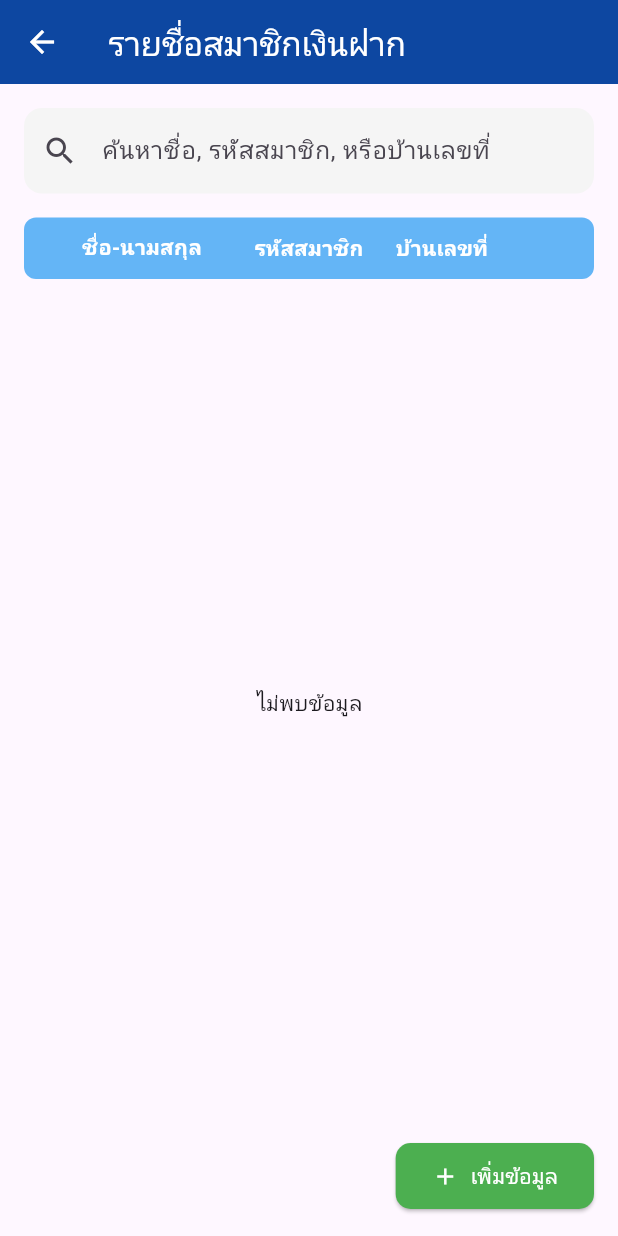
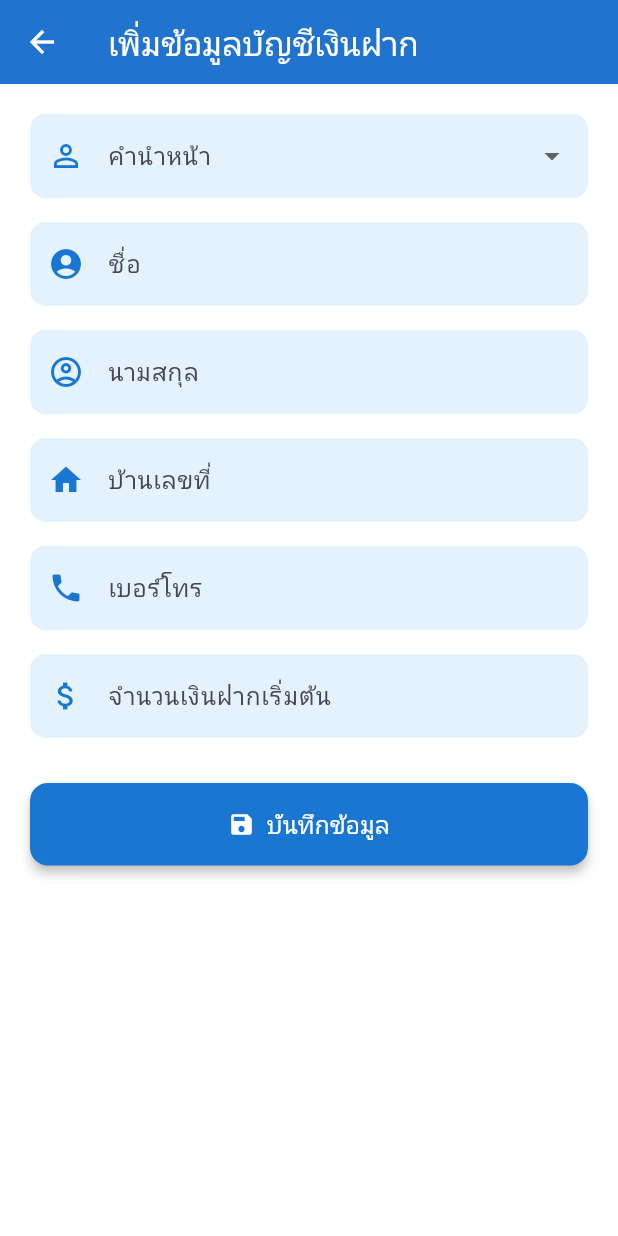
Before and after one commit to thanawat46/mobile_app_, a Flutter app: the SavingScreen screen opened directly with empty values, after a tap on "เพิ่มข้อมูล", on a phone screen of 412 x 824 dp. Run offline on Flutter 3.47's test engine with Material 3 defaults, Android fonts, the phone set to English and light mode, and no system bars; our stand-ins replace firebase_core, firebase_storage, google_nav_bar, image_picker, pin_code_fields; missing offline and left inert: firebase_app_check; accounts and stored records are empty; network calls fail.

Commit message:
Initial commit

```diff
--- /dev/null
+++ b/lib/src/Menu/Data_Savings/ Create_Savings.dart
@@ -0,0 +1,196 @@
+import 'dart:convert';
+import 'package:flutter/material.dart';
+import 'package:flutter/services.dart';
+import 'package:http/http.dart' as http;
+import 'package:mobile_app/constants.dart' as config;
+
+class CreateSavingsPage extends StatefulWidget {
+  final String idUser;
+
+  const CreateSavingsPage({Key? key, required this.idUser}) : super(key: key);
+
+  @override
+  State<CreateSavingsPage> createState() => _CreateSavingsPageState();
+}
+
+class _CreateSavingsPageState extends State<CreateSavingsPage> {
+  final _formKey = GlobalKey<FormState>();
+
+  String? _prefix;
+  final _nameController = TextEditingController();
+  final _lnameController = TextEditingController();
+  final _addressController = TextEditingController();
+  final _phoneController = TextEditingController();
+  final _amountController = TextEditingController();
+
+  final List<String> _prefixOptions = ['นาย', 'นางสาว', 'นาง'];
+
+  @override
+  void dispose() {
+    _nameController.dispose();
+    _lnameController.dispose();
+    _addressController.dispose();
+    _phoneController.dispose();
+    _amountController.dispose();
+    super.dispose();
+  }
+
+  Future<void> _submitForm() async {
+    if (_formKey.currentState!.validate()) {
+      final body = {
+        "pre_name_text": _prefix,
+        "first_name": _nameController.text,
+        "last_name": _lnameController.text,
+        "address": _addressController.text,
+        "phone_number": _phoneController.text,
+        "deposit_amount": double.tryParse(_amountController.text) ?? 0
+      };
+
+      try {
+        final response = await http.post(
+          Uri.parse('${config.apiUrl}/add-users'),
+          headers: {"Content-Type": "application/json"},
+          body: jsonEncode(body),
+        );
+
+        final resData = jsonDecode(response.body);
+
+        if (response.statusCode == 201) {
+          ScaffoldMessenger.of(context).showSnackBar(
+            const SnackBar(
+              content: Text('บันทึกข้อมูลสำเร็จ'),
+              backgroundColor: Colors.green,
+              duration: Duration(seconds: 2),
+            ),
+          );
+          Navigator.pop(context, true);
+        } else {
+          throw Exception(resData['error'] ?? 'เกิดข้อผิดพลาด');
+        }
+      } catch (e) {
+        ScaffoldMessenger.of(context).showSnackBar(
+          SnackBar(
+            content: Text('${e.toString()}'),
+            backgroundColor: Colors.red,
+          ),
+        );
+      }
+    }
+  }
+
+  InputDecoration _buildInputDecoration(String label, IconData icon) {
+    return InputDecoration(
+      labelText: label,
+      prefixIcon: Icon(icon, color: Colors.blue.shade700),
+      filled: true,
+      fillColor: Colors.blue.shade50,
+      border: OutlineInputBorder(
+        borderRadius: BorderRadius.circular(10),
+        borderSide: BorderSide.none,
+      ),
+    );
+  }
+
+  @override
+  Widget build(BuildContext context) {
+    return Scaffold(
+      appBar: AppBar(
+        title: const Text('เพิ่มข้อมูลบัญชีเงินฝาก'),
+        backgroundColor: Colors.blue.shade700,
+        foregroundColor: Colors.white,
+        elevation: 4,
+      ),
+      backgroundColor: Colors.white,
+      body: SingleChildScrollView(
+        padding: const EdgeInsets.all(20),
+        child: Form(
+          key: _formKey,
+          child: Column(
+            children: [
+              DropdownButtonFormField<String>(
+                decoration: _buildInputDecoration('คำนำหน้า', Icons.person_outline),
+                value: _prefix,
+                items: _prefixOptions.map((prefix) {
+                  return DropdownMenuItem(value: prefix, child: Text(prefix));
+                }).toList(),
+                onChanged: (value) => setState(() => _prefix = value),
+                validator: (value) => value == null ? 'กรุณาเลือกคำนำหน้า' : null,
+              ),
+              const SizedBox(height: 16),
+              TextFormField(
+                controller: _nameController,
+                decoration: _buildInputDecoration('ชื่อ', Icons.account_circle),
+                validator: (value) =>
+                value == null || value.isEmpty ? 'กรุณากรอกชื่อ' : null,
+              ),
+              const SizedBox(height: 16),
+              TextFormField(
+                controller: _lnameController,
+                decoration: _buildInputDecoration('นามสกุล', Icons.account_circle_outlined),
+                validator: (value) =>
+                value == null || value.isEmpty ? 'กรุณากรอกนามสกุล' : null,
+              ),
+              const SizedBox(height: 16),
+              TextFormField(
+                controller: _addressController,
+                decoration: _buildInputDecoration('บ้านเลขที่', Icons.home),
+                validator: (value) =>
+                value == null || value.isEmpty ? 'กรุณากรอกบ้านเลขที่' : null,
+              ),
+              const SizedBox(height: 16),
+              TextFormField(
+                controller: _phoneController,
+                keyboardType: TextInputType.phone,
+                inputFormatters: [
+                  FilteringTextInputFormatter.digitsOnly,
+                  LengthLimitingTextInputFormatter(10),
+                ],
+                decoration: _buildInputDecoration('เบอร์โทร', Icons.phone),
+                validator: (value) {
+                  if (value == null || value.isEmpty) {
+                    return 'กรุณากรอกเบอร์โทร';
+                  }
+                  if (value.length != 10) {
+                    return 'กรุณากรอกเบอร์โทรให้ถูกต้อง (10 หลัก)';
+                  }
+                  return null;
+                },
+              ),
+
+              const SizedBox(height: 16),
+              TextFormField(
+                controller: _amountController,
+                keyboardType: TextInputType.number,
+                decoration: _buildInputDecoration('จำนวนเงินฝากเริ่มต้น', Icons.attach_money),
+                validator: (value) =>
+                value == null || double.tryParse(value) == null
+                    ? 'กรุณากรอกจำนวนเงินเป็นตัวเลข'
+                    : null,
+              ),
+              const SizedBox(height: 30),
+              SizedBox(
+                width: double.infinity,
+                child: ElevatedButton.icon(
+                  onPressed: _submitForm,
+                  icon: const Icon(Icons.save, color: Colors.white),
+                  label: const Text(
+                    'บันทึกข้อมูล',
+                    style: TextStyle(fontSize: 16, color: Colors.white),
+                  ),
+                  style: ElevatedButton.styleFrom(
+                    backgroundColor: Colors.blue.shade700,
+                    padding: const EdgeInsets.symmetric(vertical: 16),
+                    shape: RoundedRectangleBorder(
+                      borderRadius: BorderRadius.circular(12),
+                    ),
+                    elevation: 3,
+                  ),
+                ),
+              ),
+            ],
+          ),
+        ),
+      ),
+    );
+  }
+}
--- a/lib/src/Menu/Data_Savings/Data_Savings.dart
+++ b/lib/src/Menu/Data_Savings/Data_Savings.dart
@@ -1,6 +1,7 @@
 import 'dart:convert';
 import 'package:flutter/material.dart';
 import 'package:http/http.dart' as http;
+import ' Create_Savings.dart';
 import 'DetailsData_Savings.dart';
 import 'package:mobile_app/constants.dart' as config;
 
@@ -95,8 +96,9 @@ class _SavingScreenState extends State<SavingScreen> {
                 itemBuilder: (context, index) => UserRowItem(
                   user: filteredUsers[index],
                   index: index,
-                  onTap: () {
-                    Navigator.push(
+                  // ✅ สำหรับเปิดดูรายละเอียด
+                  onTap: () async {
+                    final result = await Navigator.push(
                       context,
                       MaterialPageRoute(
                         builder: (_) => DetailsData_Savings(
@@ -104,7 +106,12 @@ class _SavingScreenState extends State<SavingScreen> {
                         ),
                       ),
                     );
+
+                    if (result == 'refresh') {
+                      await fetchUsers(); // รีเฟรชหลังลบ
+                    }
                   },
+
                 ),
               ),
             ),
@@ -123,7 +130,7 @@ class HeaderRow extends StatelessWidget {
     return Container(
       padding: const EdgeInsets.symmetric(vertical: 10, horizontal: 12),
       decoration: BoxDecoration(
-        color: Colors.blue[300],
+        color: Colors.blue,
         borderRadius: BorderRadius.circular(8),
       ),
       child: const Row(
@@ -226,7 +233,22 @@ class FooterButtons extends StatelessWidget {
       mainAxisAlignment: MainAxisAlignment.end,
       children: [
         ElevatedButton.icon(
-          onPressed: () {},
+          onPressed: () async {
+            final result = await Navigator.push(
+              context,
+              MaterialPageRoute(
+                builder: (context) => CreateSavingsPage(idUser: idUser),
+              ),
+            );
+
+            if (result == 'refresh') {
+              // โหลดข้อมูลใหม่
+              if (context.mounted) {
+                final state = context.findAncestorStateOfType<_SavingScreenState>();
+                state?.fetchUsers();
+              }
+            }
+          },
           icon: const Icon(Icons.add, color: Colors.white),
           label: const Text('เพิ่มข้อมูล', style: TextStyle(color: Colors.white)),
           style: ElevatedButton.styleFrom(
--- a/lib/src/Menu/Data_Savings/DetailsData_Savings.dart
+++ b/lib/src/Menu/Data_Savings/DetailsData_Savings.dart
@@ -100,7 +100,7 @@ class _DetailsData_SavingsState extends State<DetailsData_Savings> {
           TextButton(
             child: const Text("ลบ", style: TextStyle(color: Colors.red)),
             onPressed: () {
-              Navigator.pop(context);
+              Navigator.pop(context, 'refresh');
               _deleteUser();
             },
           ),
```
Also changed, not shown: 1 other file.
